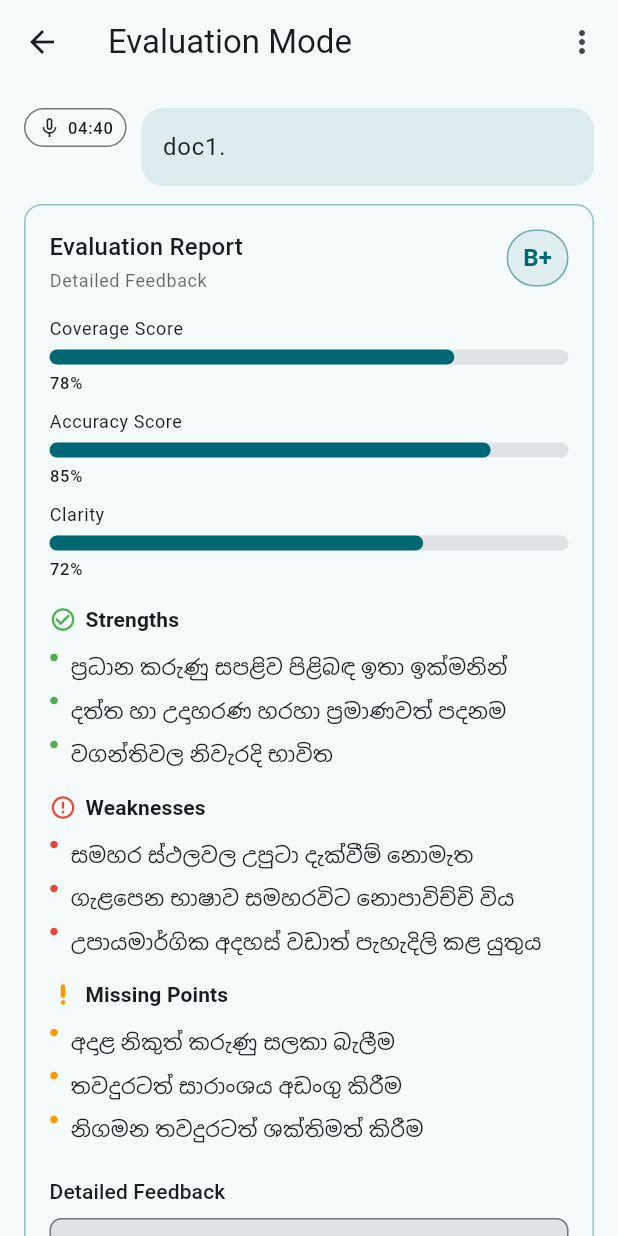
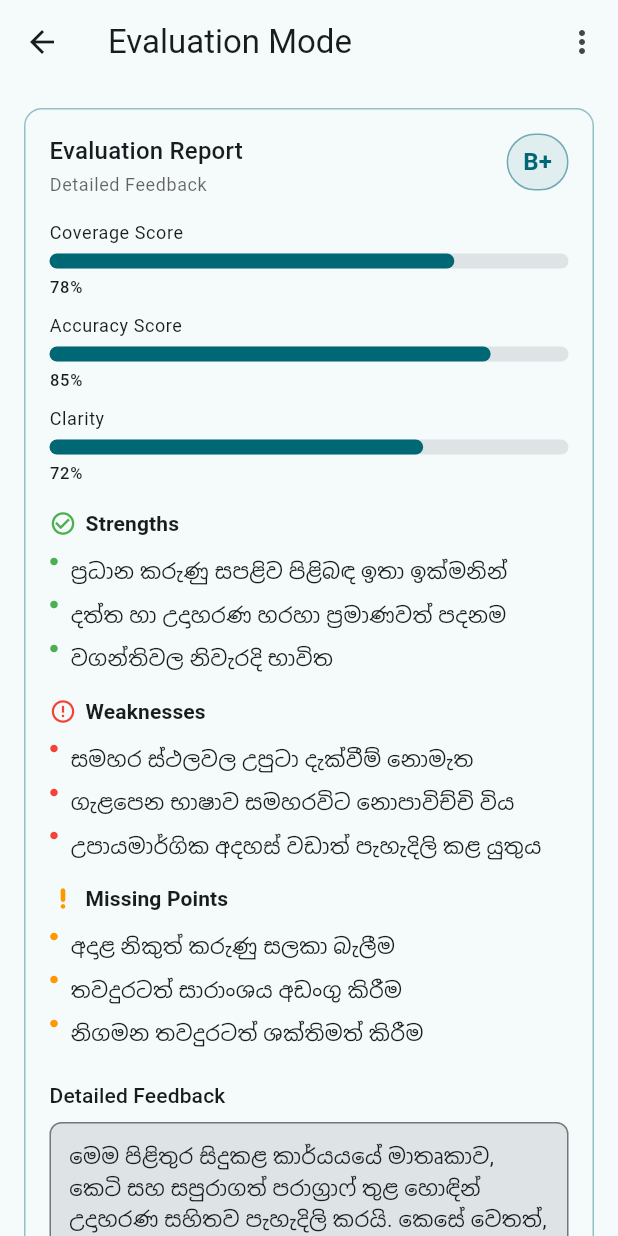
Before and after one commit to Miyuri15/SinLearn_mobile, a Flutter app: the EvaluationResponsePage screen opened directly, on a phone screen of 412 x 824 dp. Run offline on Flutter 3.47's test engine with Material 3 defaults, Android fonts, the phone set to English and light mode, and no system bars; our stand-ins replace easy_localization, file_picker, shared_preferences; accounts and stored records are empty.

Commit message:
evaluation attach file issue fix

```diff
--- a/assets/languages/en.json
+++ b/assets/languages/en.json
@@ -221,6 +221,8 @@
     "fillAllSubQuestionMarks": "Please enter marks for all sub-questions",
     "viewEditMarks": "View Marks",
     "removeData": "Remove Data",
-    "dataRemoved": "Data removed successfully"
+    "dataRemoved": "Data removed successfully",
+    "selectFileCancelled": "File selection cancelled",
+    "attachmentRemoved": "Attachment removed"
   }
 }
--- a/assets/languages/si.json
+++ b/assets/languages/si.json
@@ -215,6 +215,8 @@
     "fillAllSubQuestionMarks": "කරුණාකර සියලුම උපප්‍රශ්න සඳහා ලකුණු ඇතුළත් කරන්න",
     "viewEditMarks": "ලකුණු බලන්න",
     "removeData": "දත්ත ඉවත් කරන්න",
-    "dataRemoved": "දත්ත සාර්ථකව ඉවත් කරන ලදී"
+    "dataRemoved": "දත්ත සාර්ථකව ඉවත් කරන ලදී",
+    "selectFileCancelled": "ගොනු තේරීම අවලංගු කරන ලදි",
+    "attachmentRemoved": "ඇමුණුම ඉවත් කරන ලදි"
   }
 }
--- a/lib/features/evaluation/evaluation_response.dart
+++ b/lib/features/evaluation/evaluation_response.dart
@@ -3,7 +3,17 @@ import 'package:file_picker/file_picker.dart';
 import 'package:easy_localization/easy_localization.dart';
 
 class EvaluationResponsePage extends StatelessWidget {
-  const EvaluationResponsePage({super.key});
+  const EvaluationResponsePage({
+    super.key,
+    this.initialMessageText,
+    this.attachmentName,
+    this.evaluationData,
+  });
+
+  // added fields to accept payload
+  final String? initialMessageText;
+  final String? attachmentName;
+  final Map<String, dynamic>? evaluationData;
 
   @override
   Widget build(BuildContext context) {
@@ -74,11 +84,23 @@ class EvaluationResponsePage extends StatelessWidget {
         child: Column(
           crossAxisAlignment: CrossAxisAlignment.start,
           children: [
-            _UserMessageBubble(
-              time: '04:40',
-              text: 'doc1.',
-            ),
-            const SizedBox(height: 12),
+            // render initial message and attachment if provided
+            if (initialMessageText != null || attachmentName != null) ...[
+              _UserMessageBubble(
+                time: TimeOfDay.now().format(context),
+                text: initialMessageText ?? '',
+              ),
+              if (attachmentName != null)
+                Padding(
+                  padding: const EdgeInsets.only(top: 8, left: 40),
+                  child: InputChip(
+                    label: Text(attachmentName!),
+                    avatar: const Icon(Icons.attach_file, size: 18),
+                    onDeleted: null,
+                  ),
+                ),
+              const SizedBox(height: 12),
+            ],
             _EvaluationReportCard(theme: theme),
             const SizedBox(height: 16),
             _ReplyInputBar(controller: TextEditingController()),
@@ -386,11 +408,15 @@ class _ReplyInputBar extends StatelessWidget {
                         onPressed: () async {
                           final result = await FilePicker.platform.pickFiles(allowMultiple: false);
                           if (result == null) {
-                            ScaffoldMessenger.of(context).showSnackBar(const SnackBar(content: Text('File selection canceled')));
+                            ScaffoldMessenger.of(context).showSnackBar(
+                              SnackBar(content: Text('evaluation.selectFileCancelled'.tr())),
+                            );
                             return;
                           }
                           final file = result.files.first;
-                          ScaffoldMessenger.of(context).showSnackBar(SnackBar(content: Text('Selected: ${file.name}')));
+                          ScaffoldMessenger.of(context).showSnackBar(
+                            SnackBar(content: Text('evaluation.fileUploaded'.tr())),
+                          );
                         },
                         icon: const Icon(Icons.attach_file),
                       ),
```
Also changed, not shown: lib/features/evaluation/evaluation_text.dart (+117 -3 lines).
